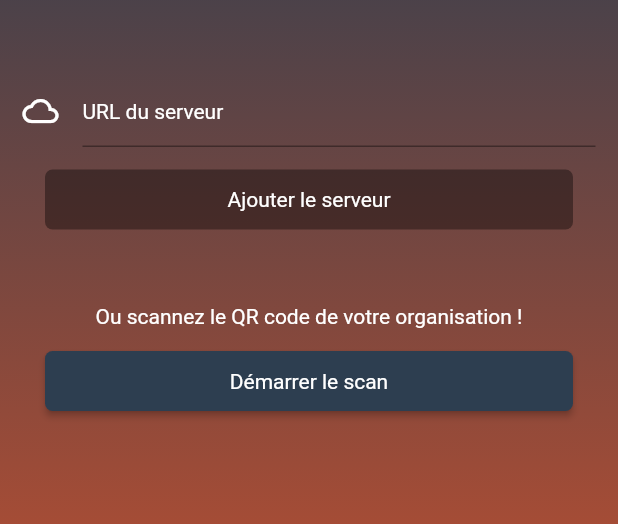
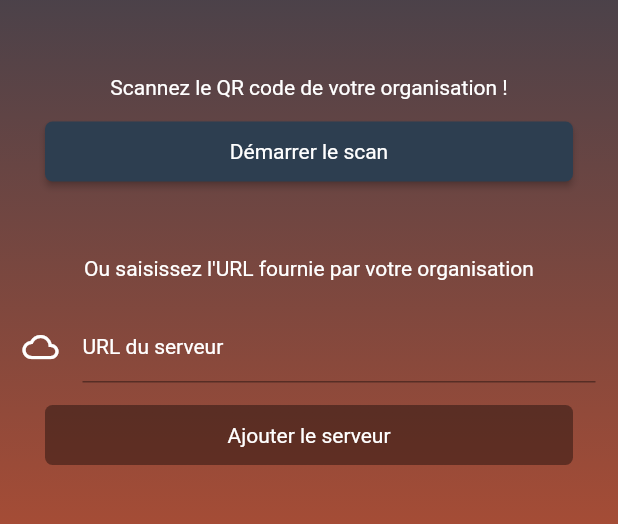
Before and after one commit to Volontaria/Mobile-Volontaria, a Flutter app: the AddServerFormPage screen opened by its route, on a phone screen of 412 x 824 dp, the part 180-704 px from its top. Run offline on Flutter 3.47's test engine with Material 2 defaults, Android fonts, the phone set to English and light mode, and no system bars; our stand-ins replace badges, fluttertoast, font_awesome_flutter, shared_preferences; missing offline and left inert: majascan, maps_launcher, no_context_navigation; accounts and stored records are empty; Roboto replaces fonts that are missing (Montserrat).

Commit message:
Release 1.0.1

```diff
--- a/volontaria/lib/data/event.dart
+++ b/volontaria/lib/data/event.dart
@@ -5,7 +5,7 @@ import 'package:volontaria/data/baseModel.dart';
 import 'package:volontaria/data/cell.dart';
 import 'package:volontaria/data/cycle.dart';
 import 'package:volontaria/data/taskType.dart';
-import 'package:volontaria/app/constants.dart';
+import 'package:volontaria/utils/constants.dart';
 import 'package:volontaria/utils/utils.dart';
 
 part 'event.g.dart';
--- a/volontaria/lib/app/main.dart
+++ b/volontaria/lib/main.dart
@@ -14,7 +14,7 @@ import 'package:volontaria/screens/app/config/welcome.dart';
 import 'package:volontaria/screens/app/register/cellPicker.dart';
 import 'package:volontaria/screens/app/register/eventDetails.dart';
 import 'package:volontaria/screens/app/register/eventPicker.dart';
-import 'package:volontaria/app/constants.dart';
+import 'package:volontaria/utils/constants.dart';
 
 void main() => runApp(VolontariaApp());
 
--- a/volontaria/lib/screens/app/config/addServerForm.dart
+++ b/volontaria/lib/screens/app/config/addServerForm.dart
@@ -19,6 +19,11 @@ class _AddServerFormPageState extends State<AddServerFormPage> {
   Widget build(BuildContext context) {
 
     // Methods for screen builder
+    // Description text for input of API url
+    Widget _APIUrlInputText(){
+      return Text("Ou saisissez l'URL fournie par votre organisation", style: Theme.of(context).textTheme.body1);
+    }
+
     // Manual input for API url
     Widget _APIUrlInput(){
       return TextFormField(
@@ -61,12 +66,23 @@ class _AddServerFormPageState extends State<AddServerFormPage> {
         qRScannerColor: Colors.white,
         flashlightEnable: true,
       );
+
+      // Save API URL
       _saveServerName(jsonDecode(code)["instanceAPIUrl"]);
+
+      // Check if there is token in QR code
+      if(jsonDecode(code)["token"] != null){
+        // If so, save the token
+        _saveToken(jsonDecode(code)["token"]);
+      }
+
+      // Go to validation page
+      Navigator.pushNamedAndRemoveUntil(context, '/config/validation', (Route<dynamic> route) => false);
     }
 
     // Description text for QR code input of API url
     Widget _APIUrlQRCodeText(){
-      return Text("Ou scannez le QR code de votre organisation !", style: Theme.of(context).textTheme.body1);
+      return Text("Scannez le QR code de votre organisation !", style: Theme.of(context).textTheme.body1);
     }
 
     // QR code input for API url
@@ -94,11 +110,13 @@ class _AddServerFormPageState extends State<AddServerFormPage> {
         padding: EdgeInsets.symmetric(horizontal: 15.0, vertical: 20.0),
         child: Column(
           children: <Widget>[
+            _APIUrlQRCodeText(),
+            _APIUrlQRCodeButton(),
+            SizedBox(height: 50.0),
+            _APIUrlInputText(),
+            SizedBox(height: 20.0),
             _APIUrlInput(),
             _APIUrlInputButton(),
-            SizedBox(height: 50.0),
-            _APIUrlQRCodeText(),
-            _APIUrlQRCodeButton(),
           ],
         ),
       );
@@ -120,9 +138,15 @@ class _AddServerFormPageState extends State<AddServerFormPage> {
 
   // Local methods //
   _saveServerName(String serverName) async {
-    // Save the the server URL in local storage
+    // Save the server URL in local storage
     SharedPreferences sharedPreferences = await SharedPreferences.getInstance();
     sharedPreferences.setString("apiURL", serverName);
-    Navigator.pushNamedAndRemoveUntil(context, '/config/validation', (Route<dynamic> route) => false);
   }
+
+  _saveToken(String token) async {
+    // Save the token in local storage
+    SharedPreferences sharedPreferences = await SharedPreferences.getInstance();
+    sharedPreferences.setString("token", token);
+  }
+
 }
--- a/volontaria/lib/screens/app/home.dart
+++ b/volontaria/lib/screens/app/home.dart
@@ -12,7 +12,7 @@ import 'package:volontaria/screens/customs.layout/screens.layouts.dart';
 import 'package:volontaria/services/eventService.dart';
 import 'package:volontaria/services/participationService.dart';
 import 'package:volontaria/services/userService.dart';
-import 'package:volontaria/app/constants.dart';
+import 'package:volontaria/utils/constants.dart';
 
 class HomePage extends StatefulWidget {
   @override
@@ -293,6 +293,8 @@ class _HomePageState extends State<HomePage> with WidgetsBindingObserver {
     _sharedPreferences = await SharedPreferences.getInstance();
     _currentAuth = await UserService().getProfile(Token(_sharedPreferences.getString("token")));
 
+    print("token:" + _sharedPreferences.getString("token"));
+
     // Get participations and events linked
     List<Participation> participationsList = await ParticipationService().getParticipations(_currentAuth);
     List<Event> eventsList = await EventService().getEventsVolunteers(_currentAuth);
--- a/volontaria/lib/screens/app/profile.dart
+++ b/volontaria/lib/screens/app/profile.dart
@@ -53,8 +53,8 @@ class _ProfilePageState extends State<ProfilePage> {
             children: <Widget>[
               _listTile(Icons.person, _currentAuth.user.firstName + " " + _currentAuth.user.lastName),
               _listTile(Icons.mail, _currentAuth.user.email),
-              _listTile(Icons.phone, _currentAuth.user.phone.isNotEmpty ? _currentAuth.user.phone : '-'),
-              _listTile(Icons.phone_android, _currentAuth.user.mobile.isNotEmpty ? _currentAuth.user.mobile : '-'),
+              _listTile(Icons.phone, _currentAuth.user.phone.isNotEmpty ?? _currentAuth.user.phone.isNotEmpty ? _currentAuth.user.phone : '-'),
+              _listTile(Icons.phone_android, _currentAuth.user.mobile.isNotEmpty ?? _currentAuth.user.mobile.isNotEmpty ? _currentAuth.user.mobile : '-'),
             ],
           )
       );
--- a/volontaria/lib/screens/app/register/eventDetails.dart
+++ b/volontaria/lib/screens/app/register/eventDetails.dart
@@ -6,7 +6,7 @@ import 'package:volontaria/models/registration.dart';
 import 'package:volontaria/screens/customs.layout/screens.layouts.dart';
 import 'package:volontaria/screens/customs.widget/customDialog.dart';
 import 'package:volontaria/services/participationService.dart';
-import 'package:volontaria/app/constants.dart';
+import 'package:volontaria/utils/constants.dart';
 
 class EventDetailsPage extends StatefulWidget {
 
--- a/volontaria/lib/screens/app/register/eventPicker.dart
+++ b/volontaria/lib/screens/app/register/eventPicker.dart
@@ -14,7 +14,7 @@ import 'package:volontaria/screens/customs.widget/filtersContainer.dart';
 import 'package:volontaria/services/eventService.dart';
 import 'package:volontaria/services/participationService.dart';
 import 'package:volontaria/services/taskTypeService.dart';
-import 'package:volontaria/app/constants.dart';
+import 'package:volontaria/utils/constants.dart';
 import 'package:volontaria/utils/utils.dart';
 
 class EventPickerPage extends StatefulWidget {
--- a/volontaria/lib/screens/app/settings.dart
+++ b/volontaria/lib/screens/app/settings.dart
@@ -3,7 +3,7 @@ import 'package:shared_preferences/shared_preferences.dart';
 import 'package:volontaria/models/auth.dart';
 import 'package:volontaria/screens/customs.layout/screens.layouts.dart';
 import 'package:volontaria/screens/customs.widget/customDialog.dart';
-import 'package:volontaria/app/constants.dart';
+import 'package:volontaria/utils/constants.dart';
 
 class SettingsPage extends StatefulWidget {
 
--- a/volontaria/lib/services/cellService.dart
+++ b/volontaria/lib/services/cellService.dart
@@ -3,7 +3,7 @@ import 'package:volontaria/data/cell.dart';
 import 'package:volontaria/models/auth.dart';
 import 'package:volontaria/services/globalService.dart';
 import 'package:volontaria/utils/network.dart';
-import 'package:volontaria/app/constants.dart';
+import 'package:volontaria/utils/constants.dart';
 
 class CellService implements GlobalService{
 
--- a/volontaria/lib/services/eventService.dart
+++ b/volontaria/lib/services/eventService.dart
@@ -4,7 +4,7 @@ import 'package:volontaria/data/event.dart';
 import 'package:volontaria/models/auth.dart';
 import 'package:volontaria/services/globalService.dart';
 import 'package:volontaria/utils/network.dart';
-import 'package:volontaria/app/constants.dart';
+import 'package:volontaria/utils/constants.dart';
 
 class EventService implements GlobalService{
 
--- a/volontaria/lib/services/participationService.dart
+++ b/volontaria/lib/services/participationService.dart
@@ -6,7 +6,7 @@ import 'package:volontaria/data/participation.dart';
 import 'package:volontaria/models/auth.dart';
 import 'package:volontaria/services/globalService.dart';
 import 'package:volontaria/utils/network.dart';
-import 'package:volontaria/app/constants.dart';
+import 'package:volontaria/utils/constants.dart';
 
 class ParticipationService implements GlobalService{
 
--- a/volontaria/lib/services/taskTypeService.dart
+++ b/volontaria/lib/services/taskTypeService.dart
@@ -3,7 +3,7 @@ import 'package:volontaria/data/taskType.dart';
 import 'package:volontaria/models/auth.dart';
 import 'package:volontaria/services/globalService.dart';
 import 'package:volontaria/utils/network.dart';
-import 'package:volontaria/app/constants.dart';
+import 'package:volontaria/utils/constants.dart';
 
 class TaskTypeService implements GlobalService{
 
--- a/volontaria/lib/services/userService.dart
+++ b/volontaria/lib/services/userService.dart
@@ -4,7 +4,7 @@ import 'package:volontaria/models/auth.dart';
 import 'package:volontaria/models/token.dart';
 import 'package:volontaria/services/globalService.dart';
 import 'package:volontaria/utils/network.dart';
-import 'package:volontaria/app/constants.dart';
+import 'package:volontaria/utils/constants.dart';
 
 class UserService implements GlobalService{
 
--- a/volontaria/lib/utils/network.dart
+++ b/volontaria/lib/utils/network.dart
@@ -5,7 +5,7 @@ import 'package:fluttertoast/fluttertoast.dart';
 import 'package:http/http.dart' as http;
 import 'package:no_context_navigation/no_context_navigation.dart';
 import 'package:shared_preferences/shared_preferences.dart';
-import 'package:volontaria/app/constants.dart';
+import 'package:volontaria/utils/constants.dart';
 
 class Network {
   // Singleton
--- a/volontaria/pubspec.yaml
+++ b/volontaria/pubspec.yaml
@@ -11,7 +11,7 @@ description: Volontaria Mobile application.
 # In iOS, build-name is used as CFBundleShortVersionString while build-number used as CFBundleVersion.
 # Read more about iOS versioning at
 # https://developer.apple.com/library/archive/documentation/General/Reference/InfoPlistKeyReference/Articles/CoreFoundationKeys.html
-version: 1.0.0+1
+version: 1.0.1+4
 
 environment:
   sdk: ">=2.1.0 <3.0.0"
```
Also changed, not shown: volontaria/lib/screens/app/config/validation.dart (+15 -1 lines), volontaria/lib/utils/constants.dart (renamed from volontaria/lib/app/constants.dart), 9 other files.
